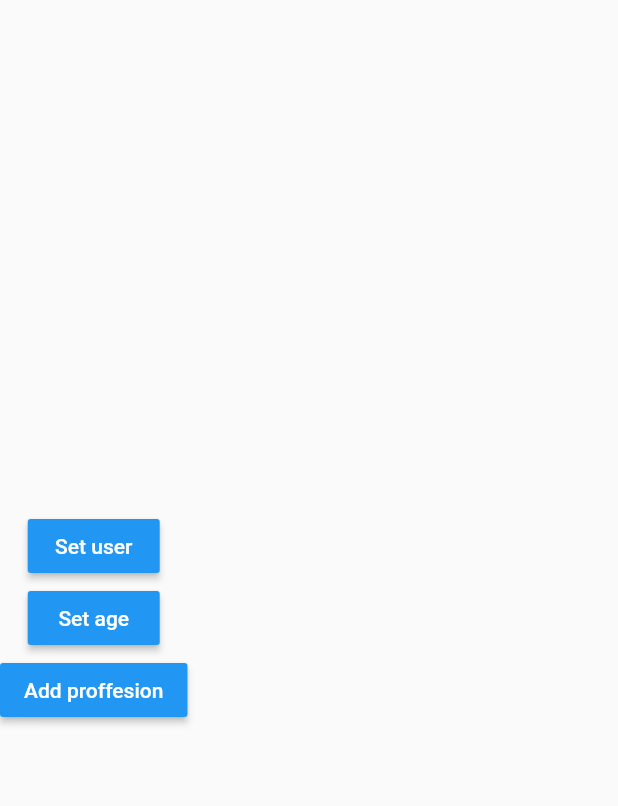
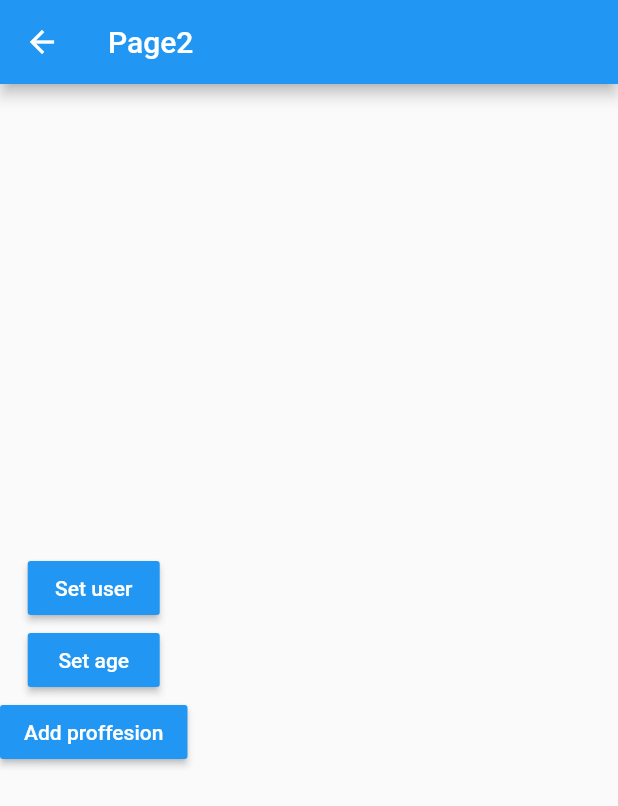
Before and after one commit to jimibilibob/flutter-state-managment, a Flutter app: the Page2Screen screen opened by its route, on a phone screen of 412 x 824 dp. Shown: the top 806 px of the screen. Run offline on Flutter 3.47's test engine with Material 2 defaults, Android fonts, the phone set to English and light mode, and no system bars.

Commit message:
Design page 2 appbar has been added

```diff
--- a/lib/main.dart
+++ b/lib/main.dart
@@ -2,7 +2,7 @@ import 'package:flutter/material.dart';
 import 'package:states/screens/page1_screen.dart';
 import 'package:states/screens/page2_screen.dart';
 
-void main() => runApp(MyApp());
+void main() => runApp(const MyApp());
 
 class MyApp extends StatelessWidget {
   const MyApp({Key? key}) : super(key: key);
--- a/lib/screens/page2_screen.dart
+++ b/lib/screens/page2_screen.dart
@@ -6,6 +6,9 @@ class Page2Screen extends StatelessWidget {
   @override
   Widget build(BuildContext context) {
     return Scaffold(
+        appBar: AppBar(
+          title: const Text('Page2'),
+        ),
         body: Column(
           mainAxisAlignment: MainAxisAlignment.center,
           children: [
```
Also changed, not shown: 1 other file. Lines whose indentation alone changed are shown as unchanged.
